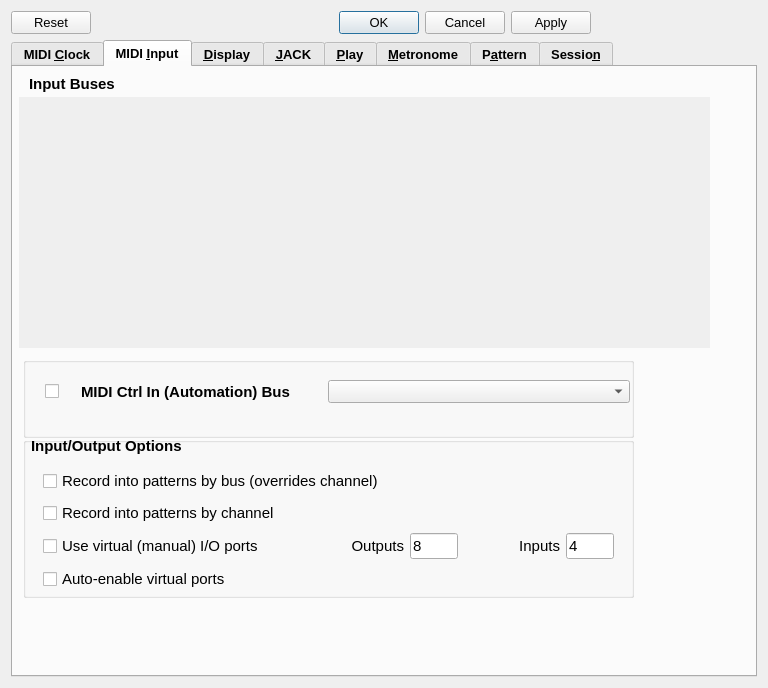
Old version of the form seq_qt5/src/gui/qseditoptions.ui in the repository ahlstromcj/seq66.
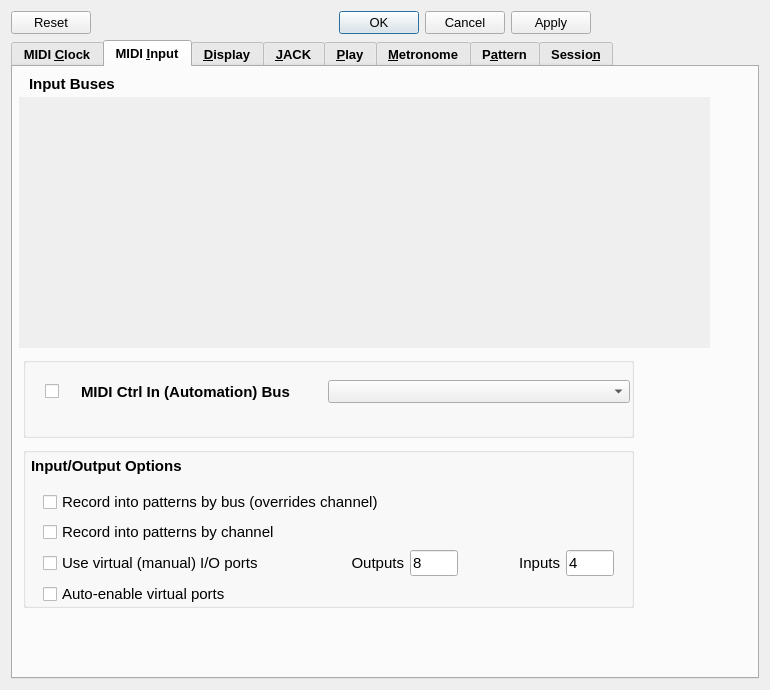
New version of the form. The open tabs and pages were chosen to show the change.

Patch:
```diff
--- a/seq_qt5/src/gui/qseditoptions.ui
+++ b/seq_qt5/src/gui/qseditoptions.ui
@@ -6,8 +6,8 @@
    <rect>
     <x>0</x>
     <y>0</y>
-    <width>768</width>
-    <height>688</height>
+    <width>770</width>
+    <height>690</height>
    </rect>
   </property>
   <property name="font">
@@ -558,7 +558,7 @@
        <property name="geometry">
         <rect>
          <x>10</x>
-         <y>370</y>
+         <y>380</y>
          <width>611</width>
          <height>161</height>
         </rect>
@@ -582,7 +582,7 @@
         <property name="geometry">
          <rect>
           <x>8</x>
-          <y>0</y>
+          <y>10</y>
           <width>181</width>
           <height>17</height>
          </rect>
@@ -601,9 +601,9 @@
         <property name="geometry">
          <rect>
           <x>20</x>
-          <y>30</y>
+          <y>38</y>
           <width>571</width>
-          <height>129</height>
+          <height>121</height>
          </rect>
         </property>
         <layout class="QGridLayout" name="gridLayout_9">
@@ -614,7 +614,7 @@
            </property>
           </widget>
          </item>
-         <item row="0" column="0" colspan="3">
+         <item row="0" column="0" colspan="3" alignment="Qt::AlignmentFlag::AlignBottom">
           <widget class="QCheckBox" name="checkBoxRecordByBuss">
            <property name="toolTip">
             <string>If checked, incoming data routes to the pattern
```
Left out of the diff: 4 changed lines with no effect on the pictures.
